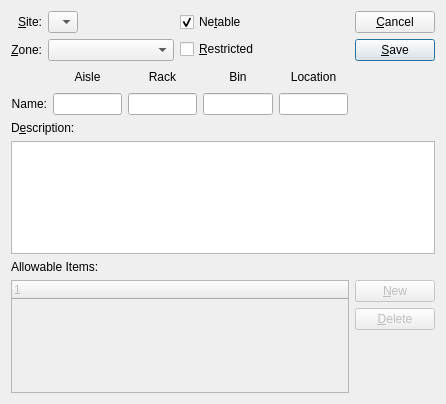
Before: the Qt Designer form guiclient/location.ui in Pegasus-RPG/xtuple-client, drawn with Qt 5.
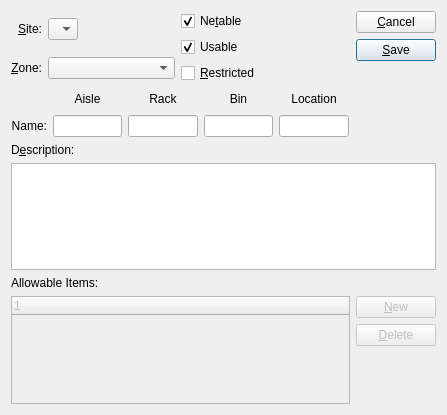
After: the same form once the commit is applied. Custom widgets are drawn as their Qt base class.

Commit message: Issue #23507:implement location_usable

Diff of the .ui file:
```diff
--- a/guiclient/location.ui
+++ b/guiclient/location.ui
@@ -13,8 +13,8 @@
    <rect>
     <x>0</x>
     <y>0</y>
-    <width>446</width>
-    <height>404</height>
+    <width>447</width>
+    <height>415</height>
    </rect>
   </property>
   <property name="windowTitle">
@@ -103,6 +103,16 @@
          </property>
         </widget>
        </item>
+       <item>
+        <widget class="QCheckBox" name="_usable">
+         <property name="text">
+          <string>Usable</string>
+         </property>
+         <property name="checked">
+          <bool>true</bool>
+         </property>
+        </widget>
+       </item>
        <item>
         <widget class="QCheckBox" name="_restricted">
          <property name="text">
```
Left out of the diff: 5 changed lines with no effect on the pictures. The commit also changes 27 other files.
